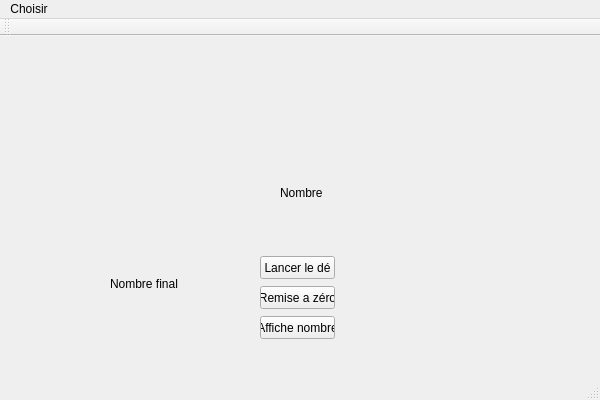
Above: CPPTP1/CPPTP1.ui from LucasGLaPro/CPP-Heritage before the change. Below: the same form after it.
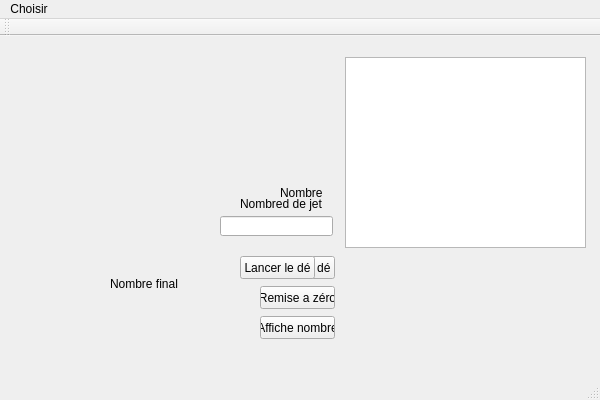
That is the form after the change.

Patch:
```diff
--- a/CPPTP1/CPPTP1.ui
+++ b/CPPTP1/CPPTP1.ui
@@ -111,6 +111,52 @@
      <string>Nombre final</string>
     </property>
    </widget>
+   <widget class="QLabel" name="label_5">
+    <property name="geometry">
+     <rect>
+      <x>240</x>
+      <y>160</y>
+      <width>91</width>
+      <height>16</height>
+     </rect>
+    </property>
+    <property name="text">
+     <string>Nombred de jet</string>
+    </property>
+   </widget>
+   <widget class="QLineEdit" name="lineEdit">
+    <property name="geometry">
+     <rect>
+      <x>220</x>
+      <y>180</y>
+      <width>113</width>
+      <height>20</height>
+     </rect>
+    </property>
+   </widget>
+   <widget class="QPushButton" name="pushButton_4">
+    <property name="geometry">
+     <rect>
+      <x>240</x>
+      <y>220</y>
+      <width>75</width>
+      <height>23</height>
+     </rect>
+    </property>
+    <property name="text">
+     <string>Lancer le dé</string>
+    </property>
+   </widget>
+   <widget class="QTableWidget" name="tableWidget">
+    <property name="geometry">
+     <rect>
+      <x>345</x>
+      <y>21</y>
+      <width>241</width>
+      <height>191</height>
+     </rect>
+    </property>
+   </widget>
   </widget>
   <widget class="QMenuBar" name="menuBar">
    <property name="geometry">
```
Left out of the diff: 19 changed lines with no effect on the pictures.
